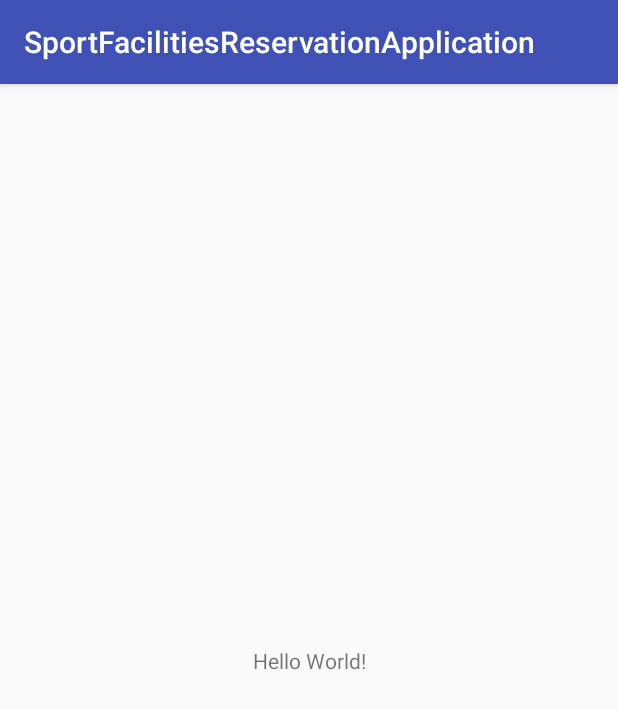
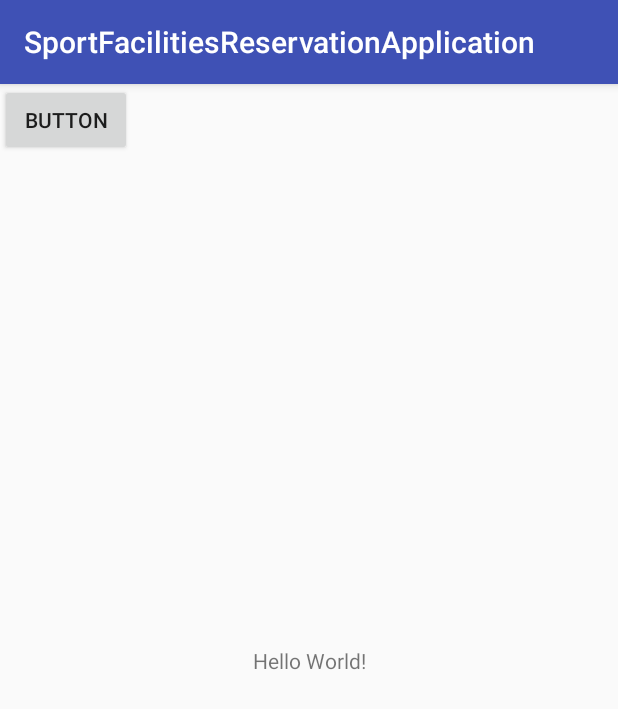
Before and after one commit to LeeJunyeol/SportFacilitiesReservationApplication, an Android app: the screen it shows after launch (MainActivity), on a phone screen of 412 x 824 dp. Shown: the top 709 px of the screen. Run offline under Robolectric (Android 15) with nearby library versions, the phone set to English and light mode, and no system bars.

Commit message:
버튼추가

```diff
--- a/app/src/main/res/layout/activity_main.xml
+++ b/app/src/main/res/layout/activity_main.xml
@@ -15,4 +15,12 @@
         app:layout_constraintRight_toRightOf="parent"
         app:layout_constraintTop_toTopOf="parent" />
 
+    <Button
+        android:id="@+id/button"
+        android:layout_width="wrap_content"
+        android:layout_height="wrap_content"
+        android:text="Button"
+        tools:layout_editor_absoluteX="147dp"
+        tools:layout_editor_absoluteY="198dp" />
+
 </android.support.constraint.ConstraintLayout>
```
